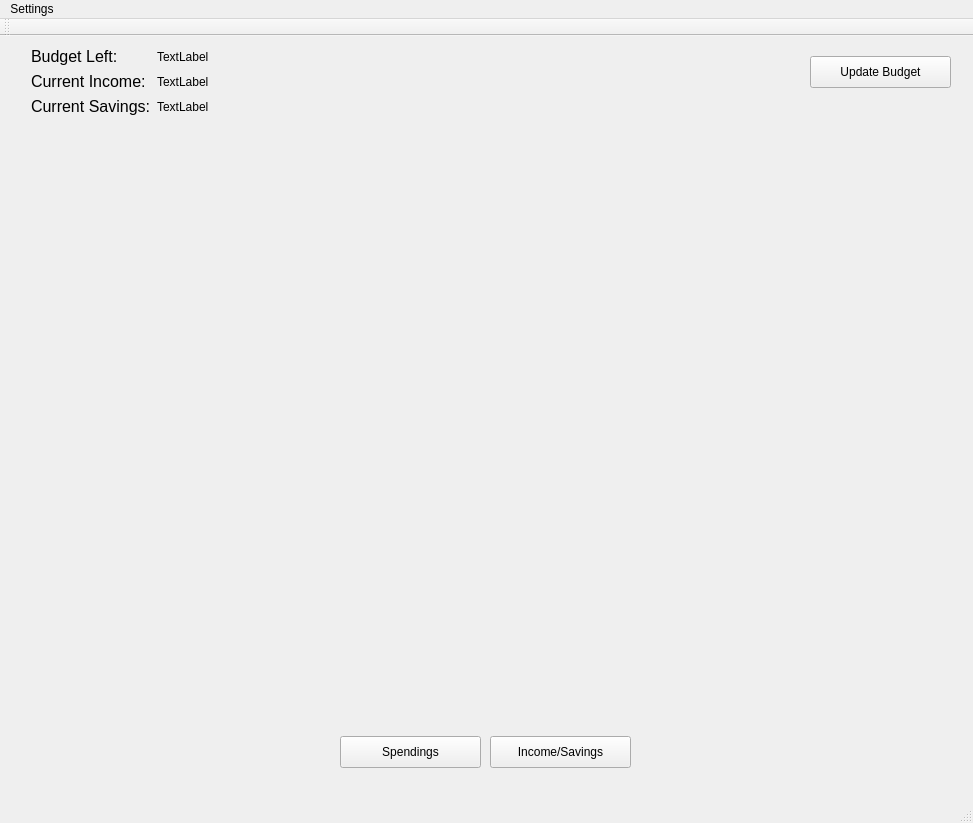
First picture: the form in EZbudget/maindashboard.ui, repository IvanInandan/EZBudget, before the edit.
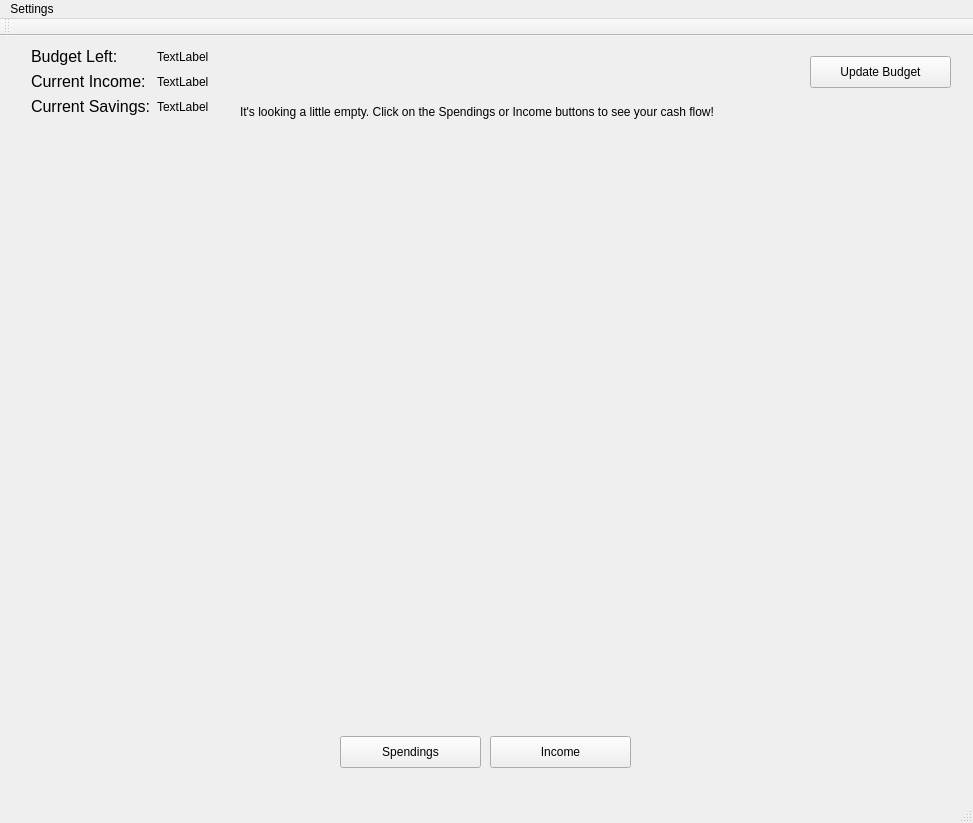
Second picture: the form after the edit.

Diff of the .ui file:
```diff
--- a/EZbudget/maindashboard.ui
+++ b/EZbudget/maindashboard.ui
@@ -47,7 +47,7 @@
      </rect>
     </property>
     <property name="text">
-     <string>Income/Savings</string>
+     <string>Income</string>
     </property>
    </widget>
    <widget class="QWidget" name="spendSaveChartPlaceholder" native="true">
@@ -73,7 +73,7 @@
      <string>Update Budget</string>
     </property>
    </widget>
-   <widget class="QWidget" name="">
+   <widget class="QWidget" name="layoutWidget">
     <property name="geometry">
      <rect>
       <x>20</x>
@@ -135,6 +135,19 @@
      </item>
     </layout>
    </widget>
+   <widget class="QLabel" name="emptyLabel">
+    <property name="geometry">
+     <rect>
+      <x>240</x>
+      <y>50</y>
+      <width>551</width>
+      <height>51</height>
+     </rect>
+    </property>
+    <property name="text">
+     <string>It's looking a little empty. Click on the Spendings or Income buttons to see your cash flow!</string>
+    </property>
+   </widget>
   </widget>
   <widget class="QMenuBar" name="menuBar">
    <property name="geometry">
```
